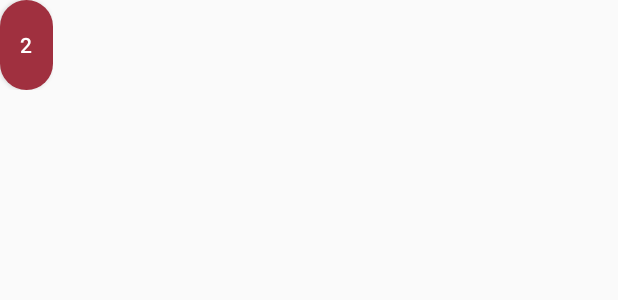
After one commit to bada7211/Firebase_Lostcity, an Android app: the layout my_deck.xml on its own in the app's theme, with its tools: preview values and no code run, on a phone screen of 412 x 824 dp. The commit adds this screen. Shown: the top 300 px of the screen. Run offline under Robolectric (Android 15) with nearby library versions, the phone set to English and light mode, and no system bars.

Commit message:
add_gridview
호스트에서 내카드 등록까지

```diff
--- /dev/null
+++ b/app/src/main/res/drawable/r_back.xml
@@ -0,0 +1,15 @@
+<?xml version="1.0" encoding="utf-8"?>
+<selector xmlns:android="http://schemas.android.com/apk/res/android">
+    <item android:state_pressed="false">
+        <shape xmlns:android="http://schemas.android.com/apk/res/android">
+            <solid android:color="@color/colorRed" />
+            <corners android:radius="30px"/>
+        </shape>
+    </item>
+    <item android:state_pressed="true">
+        <shape xmlns:android="http://schemas.android.com/apk/res/android">
+            <solid android:color="@color/colorBlue" />
+            <corners android:radius="30px"/>
+        </shape>
+    </item>
+</selector>
--- a/app/src/main/res/layout/activity_game.xml
+++ b/app/src/main/res/layout/activity_game.xml
@@ -349,11 +349,11 @@
         android:weightSum="2">
 
         <GridView
-            android:id="@+id/myDeck"
+            android:id="@+id/myDeckBoard"
             android:layout_width="match_parent"
             android:layout_height="match_parent"
             android:gravity="center"
-            android:numColumns="4"
+            android:numColumns="8"
             android:stretchMode="columnWidth" />
     </LinearLayout>
 </LinearLayout>
--- a/app/src/main/res/layout/activity_gest.xml
+++ b/app/src/main/res/layout/activity_gest.xml
@@ -349,11 +349,11 @@
         android:weightSum="2">
 
         <GridView
-            android:id="@+id/myDeck"
+            android:id="@+id/myDeckBoard"
             android:layout_width="match_parent"
             android:layout_height="match_parent"
             android:gravity="center"
-            android:numColumns="4"
+            android:numColumns="8"
             android:stretchMode="columnWidth" />
     </LinearLayout>
 </LinearLayout>
--- /dev/null
+++ b/app/src/main/res/layout/my_deck.xml
@@ -0,0 +1,14 @@
+<?xml version="1.0" encoding="utf-8"?>
+<RelativeLayout xmlns:android="http://schemas.android.com/apk/res/android"
+    android:layout_width="wrap_content"
+    android:layout_height="wrap_content">
+
+    <Button
+        android:id="@+id/myDeckCard"
+        android:layout_width="35dp"
+        android:layout_height="60dp"
+        android:background="@drawable/r_back"
+        android:text="2"
+        android:textColor="@color/white"
+        android:textSize="14sp" />
+</RelativeLayout>
--- a/app/src/main/res/values/colors.xml
+++ b/app/src/main/res/values/colors.xml
@@ -3,4 +3,13 @@
     <color name="colorPrimary">#008577</color>
     <color name="colorPrimaryDark">#00574B</color>
     <color name="colorAccent">#D81B60</color>
+    <color name="white">#FFFFFF</color>
+
+    <color name="colorRed">#A0303F</color>
+    <color name="colorGreen">#506D52</color>
+    <color name="colorWhite">#B3B3B3</color>
+    <color name="colorBlue">#666896</color>
+    <color name="colorYellow">#BEAE5B</color>
+
+
 </resources>
```
Also changed, not shown: app/src/main/java/com/example/firebasetest/GameActivity.java (+18 -1 lines), app/src/main/java/com/example/firebasetest/GestActivity.java (+12 -1 lines), app/src/main/java/com/example/firebasetest/GridAdapter.java (added, +64 -0 lines).
